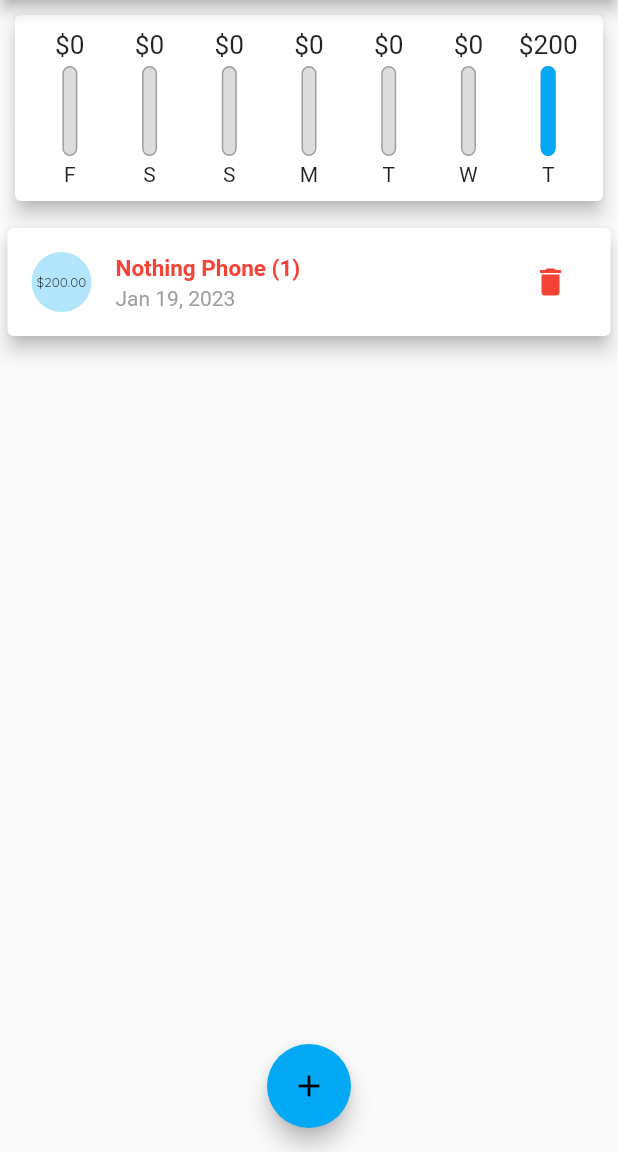
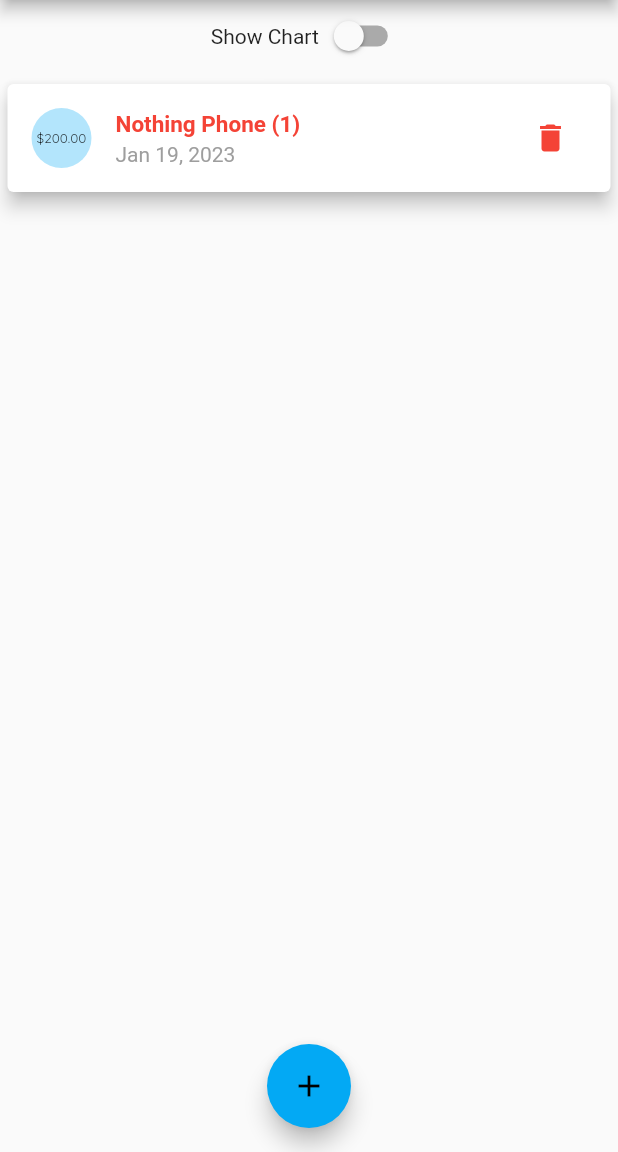
Before and after one commit to pranjalchaplot/flutter_expense_tracker, a Flutter app: the screen it shows after launch, after a tap on the "delete" icon, on a phone screen of 412 x 824 dp, the part 84-1236 px from its top. Run offline on Flutter 3.47's test engine with Material 2 defaults, Android fonts, the phone set to English and light mode, and no system bars.

```diff
--- a/lib/main.dart
+++ b/lib/main.dart
@@ -1,11 +1,17 @@
 import 'package:expense_tracker/widgets/chart.dart';
 import 'package:expense_tracker/widgets/transaction_list.dart';
 import 'package:flutter/material.dart';
+import 'package:flutter/services.dart';
 import './models/transaction.dart';
 import './widgets/new_transactions.dart';
 
 void main() {
-  runApp(MyApp());
+  // WidgetsFlutterBinding.ensureInitialized();
+  // SystemChrome.setPreferredOrientations([
+  //   DeviceOrientation.portraitUp,
+  //   DeviceOrientation.portraitDown,
+  // ]);
+  runApp(const MaterialApp(home: MyApp()));
 }
 
 class MyApp extends StatefulWidget {
@@ -16,6 +22,8 @@ class MyApp extends StatefulWidget {
 }
 
 class _MyAppState extends State<MyApp> {
+  bool _showSwitch = false;
+
   final List<Transaction> _userTransaction = [
     Transaction(
       't1',
@@ -70,7 +78,7 @@ class _MyAppState extends State<MyApp> {
     return _userTransaction.where((tx) {
       return tx.date.isAfter(
         DateTime.now().subtract(
-          Duration(days: 7),
+          const Duration(days: 7),
         ),
       );
     }).toList();
@@ -78,6 +86,21 @@ class _MyAppState extends State<MyApp> {
 
   @override
   Widget build(BuildContext context) {
+    MediaQueryData mediaQuery = MediaQuery.of(context);
+    final appBar = AppBar(
+      title: const Text('Expense Tracker'),
+      actions: [
+        Builder(
+          builder: (ctx) => IconButton(
+            onPressed: () => _startAddNewTransaction(ctx),
+            icon: const Icon(
+              Icons.add,
+              color: Colors.white,
+            ),
+          ),
+        ),
+      ],
+    );
     return MaterialApp(
       theme: ThemeData(
           primarySwatch: Colors.lightBlue,
@@ -88,20 +111,7 @@ class _MyAppState extends State<MyApp> {
                 color: Colors.white,
               ))),
       home: Scaffold(
-        appBar: AppBar(
-          title: const Text('Expense Tracker'),
-          actions: [
-            Builder(
-              builder: (ctx) => IconButton(
-                onPressed: () => _startAddNewTransaction(ctx),
-                icon: const Icon(
-                  Icons.add,
-                  color: Colors.white,
-                ),
-              ),
-            ),
-          ],
-        ),
+        appBar: appBar,
         floatingActionButtonLocation: FloatingActionButtonLocation.centerFloat,
         floatingActionButton: Builder(
           builder: (ctx) => FloatingActionButton(
@@ -113,8 +123,35 @@ class _MyAppState extends State<MyApp> {
           child: Column(
             crossAxisAlignment: CrossAxisAlignment.center,
             children: [
-              Chart(_recentTransactions),
-              TransactionList(_userTransaction, _removeTransaction),
+              Row(
+                mainAxisAlignment: MainAxisAlignment.center,
+                children: [
+                  const Text('Show Chart'),
+                  Switch(
+                      value: _showSwitch,
+                      onChanged: (val) {
+                        setState(() {
+                          _showSwitch = val;
+                        });
+                      }),
+                ],
+              ),
+              _showSwitch
+                  ? SizedBox(
+                      height: (mediaQuery.size.height -
+                              mediaQuery.padding.top -
+                              appBar.preferredSize.height) *
+                          0.7,
+                      child: Chart(_recentTransactions),
+                    )
+                  : SizedBox(
+                      height: (mediaQuery.size.height -
+                              mediaQuery.padding.top -
+                              appBar.preferredSize.height) *
+                          0.8,
+                      child:
+                          TransactionList(_userTransaction, _removeTransaction),
+                    ),
             ],
           ),
         ),
```
